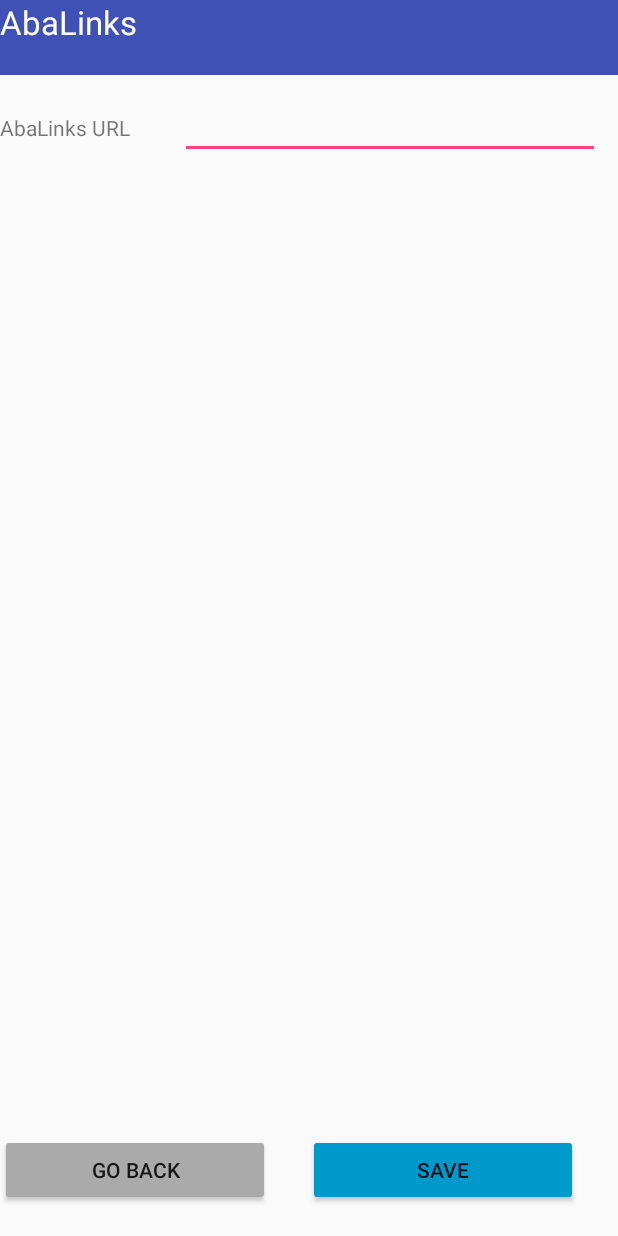
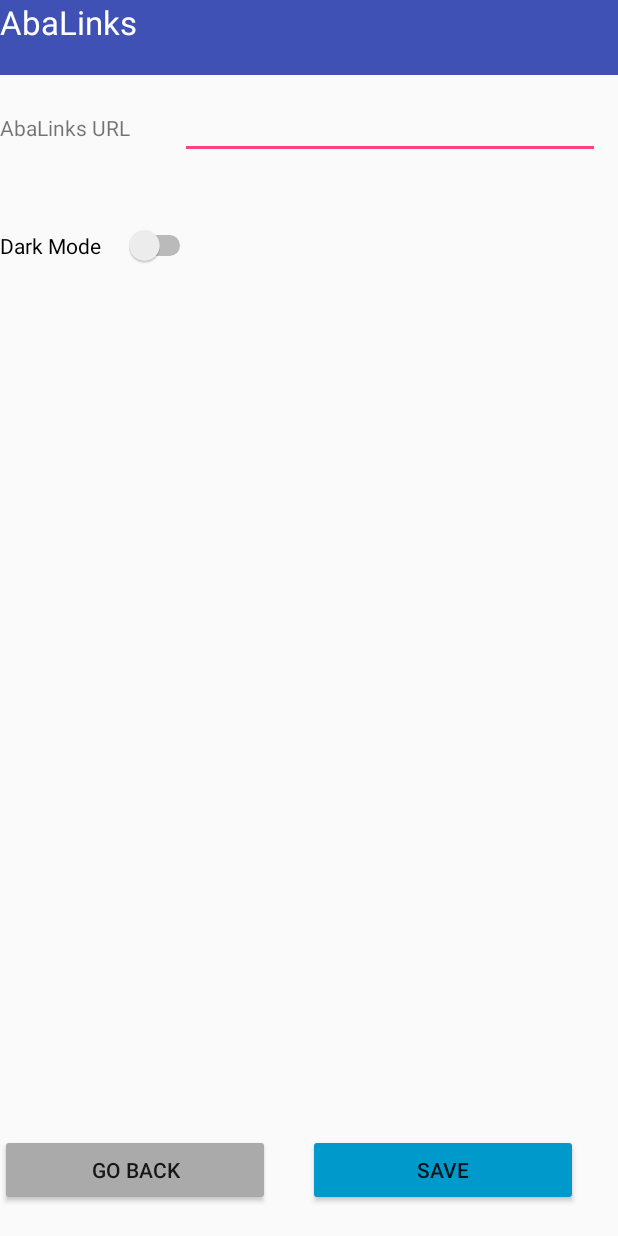
Before and after one commit to SegiH/MyLinks-Android, an Android app: the screen it shows after launch (SettingsActivity), on a phone screen of 412 x 824 dp. Run offline under Robolectric (Android 15) with nearby library versions, the phone set to English and light mode, and no system bars; our stand-ins replace Volley.

Commit message:
Dark mode improvements

```diff
--- a/app/build.gradle
+++ b/app/build.gradle
@@ -37,8 +37,9 @@ dependencies {
     implementation 'com.google.code.gson:gson:2.8.6'
     implementation 'androidx.recyclerview:recyclerview:1.1.0'
     implementation 'androidx.preference:preference:1.1.1'
-    implementation "androidx.core:core-ktx:1.3.1"
+    implementation "androidx.core:core-ktx:1.3.2"
     implementation "org.jetbrains.kotlin:kotlin-stdlib-jdk7:$kotlin_version"
+    implementation 'com.jakewharton:process-phoenix:2.0.0'
 }
 repositories {
     mavenCentral()
--- a/app/src/main/java/com/segihovav/abalinks_android/MainActivity.kt
+++ b/app/src/main/java/com/segihovav/abalinks_android/MainActivity.kt
@@ -48,7 +48,7 @@ class MainActivity : AppCompatActivity(), OnRefreshListener, AdapterView.OnItemS
      private lateinit var sharedPreferences: SharedPreferences
      private lateinit var searchTypeIDSpinner: Spinner
      private lateinit var episodeListView: RecyclerView
-     private val darkMode = R.style.Theme_MaterialComponents_DayNight_DarkActionBar
+     private val darkMode = R.style.Theme_MaterialComponents_DayNight
      private val lightMode = R.style.ThemeOverlay_MaterialComponents
      private var recyclerviewAdapter: RecyclerviewAdapter? = null
      private lateinit var touchListener: RecyclerTouchListener
@@ -233,8 +233,9 @@ class MainActivity : AppCompatActivity(), OnRefreshListener, AdapterView.OnItemS
           if (extras != null && extras.getBoolean(getApplicationContext().getPackageName() + ".DarkModeToggled")) {
                finishAndRemoveTask()
 
-               this.setTheme(if (sharedPreferences.getBoolean("DarkThemeOn", false)) darkMode else lightMode)
-               recreate()
+               //this.setTheme(if (sharedPreferences.getBoolean("DarkThemeOn", false)) darkMode else lightMode)
+
+               //recreate()
                //System.exit(0);
 
                return
@@ -325,11 +326,12 @@ class MainActivity : AppCompatActivity(), OnRefreshListener, AdapterView.OnItemS
 
           recyclerviewAdapter = RecyclerviewAdapter(this, arrayList as MutableList<AbaLink>, abaLinksTypes)
 
+          recyclerviewAdapter?.setDarkMode(if (sharedPreferences.getBoolean("DarkThemeOn", false)) true else false)
+
           layoutManager = LinearLayoutManager(applicationContext)
 
           episodeListView.layoutManager = layoutManager
           episodeListView.itemAnimator = DefaultItemAnimator()
-
 
           registerForContextMenu(episodeListView)
 
--- a/app/src/main/res/layout/settings.xml
+++ b/app/src/main/res/layout/settings.xml
@@ -27,7 +27,7 @@
          android:layout_width="wrap_content"
          android:layout_height="wrap_content"
          android:layout_marginTop="25dp"
-         android:text="@string/WTFIndexerURL"
+         android:text="@string/abaLinksURL"
          app:layout_constraintLeft_toLeftOf="parent"
          app:layout_constraintTop_toBottomOf="@id/TitleBar"
     />
@@ -58,8 +58,8 @@
          app:layout_constraintTop_toBottomOf="@id/TitleBar"
          android:layout_marginTop="100dp"
          android:switchPadding = "15dp"
-         android:onClick="darkModeClick"
-         android:visibility="invisible" /><!-- Dark mode messes up Recyclerview and causes it to rendere correctly -->
+         android:onClick="darkModeClick"/>
+         <!--android:visibility="invisible" /> Dark mode messes up Recyclerview and causes it to rendere correctly -->
     />
 
     <Button
--- a/app/src/main/res/values/strings.xml
+++ b/app/src/main/res/values/strings.xml
@@ -2,7 +2,7 @@
     <string name="addLink">Add</string>
     <string name="app_name">AbaLinks</string>
     <string name="action_settings">Settings</string>
-    <string name="WTFIndexerURL">AbaLinks URL</string>
+    <string name="abaLinksURL">AbaLinks URL</string>
     <string name="Search">Search</string>
     <string name="save">Save</string>string>
     <string name="goBack">Go Back</string>string>
--- a/build.gradle
+++ b/build.gradle
@@ -8,7 +8,7 @@ buildscript {
 
     }
     dependencies {
-        classpath 'com.android.tools.build:gradle:4.0.1'
+        classpath 'com.android.tools.build:gradle:4.0.2'
         classpath "org.jetbrains.kotlin:kotlin-gradle-plugin:$kotlin_version"
         // NOTE: Do not place your application dependencies here; they belong
         // in the individual module build.gradle files
```
Also changed, not shown: app/src/main/java/com/segihovav/abalinks_android/RecyclerviewAdapter.kt (+18 -0 lines).
